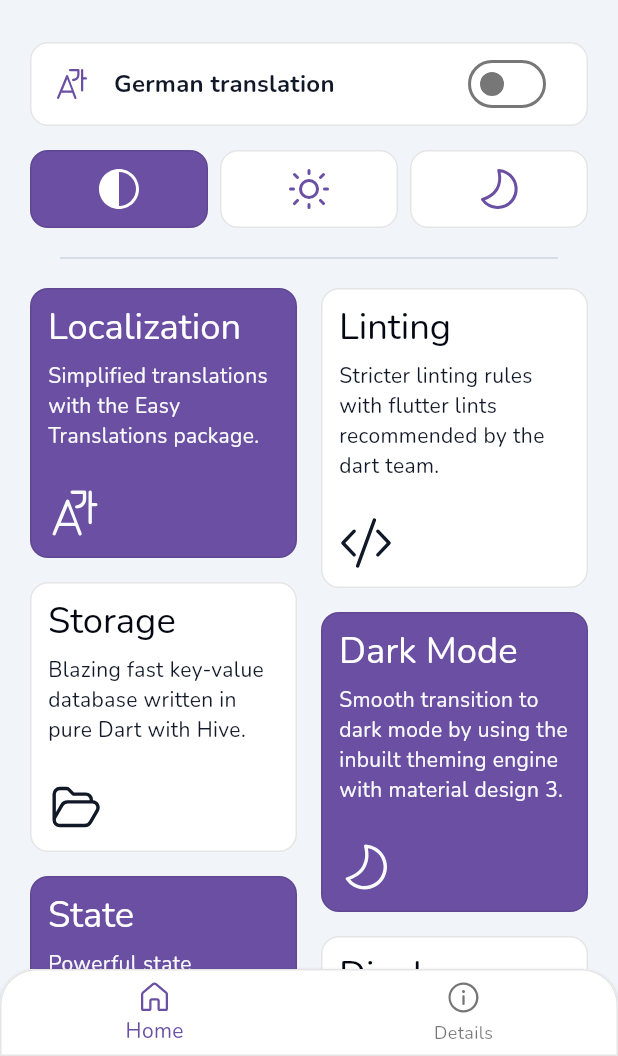
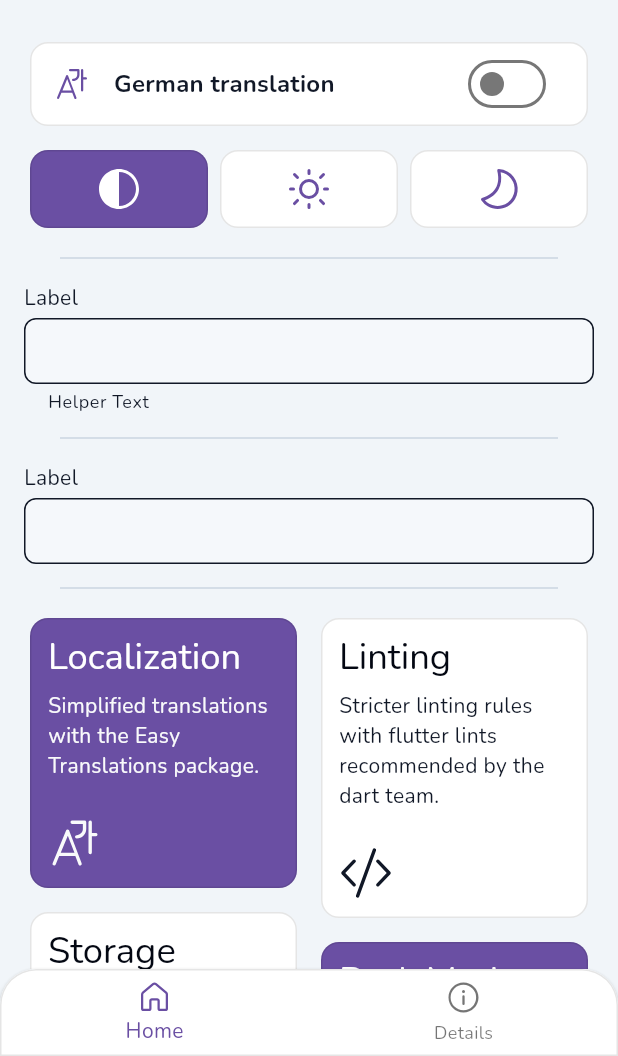
Before and after one commit to enmanuelmag/Flutter-Template, a Flutter app: the screen it shows after launch, on a phone screen of 412 x 824 dp, the part 180-1236 px from its top. Run offline on Flutter 3.47's test engine with Material 3 defaults, Android fonts, the phone set to English and light mode, and no system bars; our stand-ins replace easy_localization, fluentui_system_icons, flutter_riverpod, hive, hive_flutter, modal_bottom_sheet and 1 more; missing offline and left inert: flutter_displaymode; accounts and stored records are empty; generated files the repository leaves out were written again.

Commit message:
feat: add select with bottom sheet

```diff
--- a/lib/config/style.dart
+++ b/lib/config/style.dart
@@ -17,6 +17,8 @@ class Style {
 
   /// Small circular radius: 8
   static const Radius radiusSm = Radius.circular(8);
+
+  static const double inputHeight = 1.25;
 
   // ===============
   // | Light Theme |
--- a/lib/ui/screens/first_screen.dart
+++ b/lib/ui/screens/first_screen.dart
@@ -2,6 +2,8 @@ import 'package:easy_localization/easy_localization.dart';
 import 'package:fluentui_system_icons/fluentui_system_icons.dart';
 import 'package:flutter/material.dart';
 import 'package:flutter_production_boilerplate_riverpod/config/style.dart';
+import 'package:flutter_production_boilerplate_riverpod/ui/widgets/shared/input_text.dart';
+import 'package:flutter_production_boilerplate_riverpod/ui/widgets/shared/select.dart';
 import 'package:flutter_riverpod/flutter_riverpod.dart';
 import 'package:flutter_staggered_grid_view/flutter_staggered_grid_view.dart';
 
@@ -48,6 +50,15 @@ class FirstScreen extends ConsumerWidget {
 
   @override
   Widget build(BuildContext context, WidgetRef ref) {
+    const items = <SelectItem>[
+      SelectItem(value: '1', label: 'One'),
+      SelectItem(value: '2', label: 'Two'),
+      SelectItem(value: '3', label: 'Three'),
+      SelectItem(value: '4', label: 'Four'),
+      SelectItem(value: '5', label: 'Five'),
+      SelectItem(value: '6', label: 'Six'),
+    ];
+
     return Material(
       color: Theme.of(context).colorScheme.surface,
       child: ListView(
@@ -135,6 +146,29 @@ class FirstScreen extends ConsumerWidget {
             ),
           ),
 
+          InputText(
+            label: 'Label',
+            helperText: 'Helper Text',
+            onChange: (String value) {},
+          ),
+
+          Padding(
+            padding: const EdgeInsets.symmetric(horizontal: 24, vertical: 8),
+            child: Divider(
+              color: Theme.of(context).dividerColor,
+            ),
+          ),
+
+          SelectInput(
+              label: 'Label', items: items, onChange: (String value) {}),
+
+          Padding(
+            padding: const EdgeInsets.symmetric(horizontal: 24, vertical: 8),
+            child: Divider(
+              color: Theme.of(context).dividerColor,
+            ),
+          ),
+
           /// If no complex grids are required remove the flutter_staggered_grid_view package
           MasonryGridView.builder(
             physics: const NeverScrollableScrollPhysics(),
--- /dev/null
+++ b/lib/ui/widgets/shared/input_text.dart
@@ -0,0 +1,71 @@
+import 'package:flutter/material.dart';
+import 'package:flutter_production_boilerplate_riverpod/config/style.dart';
+
+//import 'package:gluestack_ui/gluestack_ui.dart';
+
+class InputText extends StatelessWidget {
+  final String label;
+  final bool? autoFocus;
+  final String? placeholder;
+  final String? helperText;
+  final bool? disabled;
+  final String? error;
+  final bool? obscureText;
+  final bool? readOnly;
+  final TextInputType? keyboardType;
+  final void Function(String) onChange;
+
+  const InputText({
+    super.key,
+    required this.label,
+    required this.onChange,
+    this.autoFocus,
+    this.placeholder,
+    this.helperText,
+    this.disabled,
+    this.error,
+    this.obscureText,
+    this.readOnly,
+    this.keyboardType,
+  });
+
+  @override
+  Widget build(BuildContext context) {
+    return Padding(
+      padding: EdgeInsets.symmetric(vertical: 0, horizontal: 0),
+      child: Column(
+        crossAxisAlignment: CrossAxisAlignment.start,
+        children: <Widget>[
+          Text(
+            label,
+            style: TextStyle(fontSize: 14),
+            overflow: TextOverflow.ellipsis,
+          ),
+          const SizedBox(height: 4),
+          TextField(
+            onChanged: onChange,
+            enabled: disabled != true,
+            readOnly: readOnly ?? false,
+            autofocus: autoFocus ?? false,
+            obscureText: obscureText ?? false,
+            keyboardType: keyboardType ?? TextInputType.text,
+            decoration: InputDecoration(
+              filled: true,
+              isDense: true,
+              errorText: error,
+              hintText: placeholder,
+              helperText: helperText,
+              fillColor: Colors.white30,
+              border: OutlineInputBorder(
+                borderRadius: BorderRadius.circular(8.0),
+              ),
+            ),
+            style: TextStyle(
+              height: Style.inputHeight,
+            ),
+          ),
+        ],
+      ),
+    );
+  }
+}
--- /dev/null
+++ b/lib/ui/widgets/shared/select.dart
@@ -0,0 +1,98 @@
+import 'package:flutter/material.dart';
+import 'package:flutter_production_boilerplate_riverpod/config/style.dart';
+import 'package:flutter_production_boilerplate_riverpod/ui/widgets/shared/bottom_sheet_container.dart';
+import 'package:flutter_production_boilerplate_riverpod/ui/widgets/shared/divider.dart';
+import 'package:modal_bottom_sheet/modal_bottom_sheet.dart';
+
+//define items type for SelectInput, this is a list of items, each item has a label and value property
+class SelectItem {
+  final String label;
+  final String value;
+
+  const SelectItem({
+    required this.label,
+    required this.value,
+  });
+}
+
+class SelectInput extends StatelessWidget {
+  final String label;
+  final List<SelectItem> items;
+  final bool? autoFocus;
+  final String? placeholder;
+  final String? helperText;
+  final bool? disabled;
+  final String? error;
+  final bool? readOnly;
+  final void Function(String) onChange;
+
+  const SelectInput({
+    super.key,
+    required this.label,
+    required this.items,
+    required this.onChange,
+    this.autoFocus,
+    this.placeholder,
+    this.helperText,
+    this.disabled,
+    this.error,
+    this.readOnly,
+  });
+
+  @override
+  Widget build(BuildContext context) {
+    final List<ListTile> itemsWidget = items
+        .map(
+          (SelectItem item) => ListTile(
+            title: Text(item.label),
+            onTap: () {
+              onChange(item.value);
+            },
+          ),
+        )
+        .toList();
+
+    return Padding(
+      padding: EdgeInsets.symmetric(vertical: 0, horizontal: 0),
+      child: Column(
+        crossAxisAlignment: CrossAxisAlignment.start,
+        children: <Widget>[
+          Text(
+            label,
+            style: TextStyle(fontSize: 14),
+            overflow: TextOverflow.ellipsis,
+          ),
+          const SizedBox(height: 4),
+          TextField(
+            onTap: () {
+              showCustomBottomSheet(
+                context: context,
+                title: label,
+                child: Column(
+                  children: itemsWidget,
+                ),
+              );
+            },
+            enabled: disabled != true,
+            readOnly: readOnly ?? false,
+            autofocus: autoFocus ?? false,
+            decoration: InputDecoration(
+              filled: true,
+              isDense: true,
+              errorText: error,
+              hintText: placeholder,
+              helperText: helperText,
+              fillColor: Colors.white30,
+              border: OutlineInputBorder(
+                borderRadius: BorderRadius.circular(8.0),
+              ),
+            ),
+            style: TextStyle(
+              height: Style.inputHeight,
+            ),
+          ),
+        ],
+      ),
+    );
+  }
+}
```
Also changed, not shown: lib/ui/widgets/shared/bottom_sheet_container.dart (added, +70 -0 lines), lib/ui/widgets/shared/divider.dart (added, +21 -0 lines), pubspec.yaml (+2 -5 lines), pubspec.lock, 2 other files.
